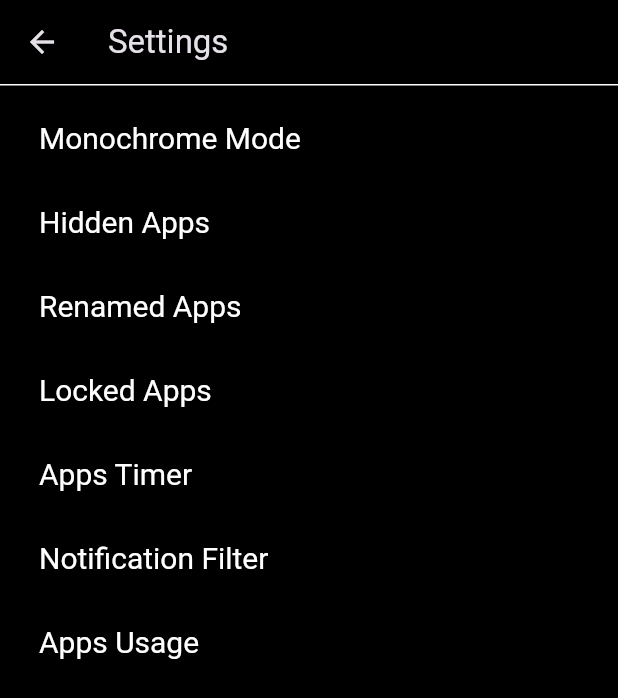
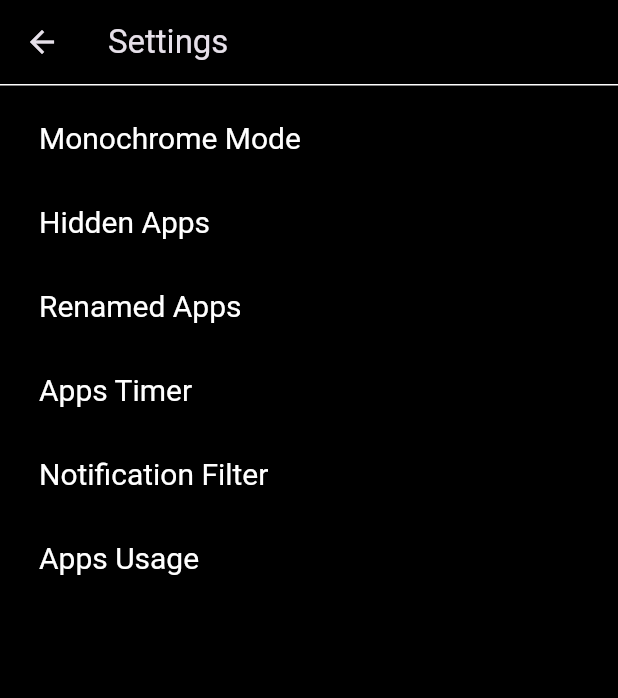
Before and after one commit to 1AdityaX/serensync, a Flutter app: the SettingsScreen screen opened directly, on a phone screen of 412 x 824 dp. Shown: the top 698 px of the screen. Run offline on Flutter 3.47's test engine with Material 3 defaults, Android fonts, the phone set to English and light mode, and no system bars; missing offline and left inert: android_intent_plus, apps_handler.

Commit message:
refactor: remove app lock from settings and app options

```diff
--- a/lib/apps/widgets/app_options_dialog.dart
+++ b/lib/apps/widgets/app_options_dialog.dart
@@ -53,11 +53,6 @@ class AppOptionsDialog extends StatelessWidget {
               leading: const Icon(Icons.visibility_off_outlined),
               onTap: () => Navigator.of(context).pop(),
             ),
-            ListTile(
-              title: const Text('Lock App'),
-              leading: const Icon(Icons.lock_outline),
-              onTap: () => Navigator.of(context).pop(),
-            ),
           ],
         ),
       ),
--- a/lib/settings/settings_screen.dart
+++ b/lib/settings/settings_screen.dart
@@ -7,7 +7,6 @@ class SettingsScreen extends StatelessWidget {
     'Monochrome Mode',
     'Hidden Apps',
     'Renamed Apps',
-    'Locked Apps',
     'Apps Timer',
     'Notification Filter',
     'Apps Usage',
```
